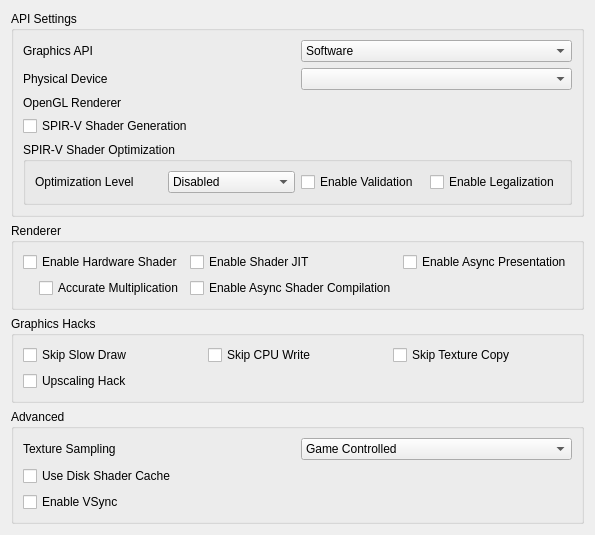
Before: the Qt Designer form src/citra_qt/configuration/configure_graphics.ui in yeager/Borked3DS, drawn with Qt 5.
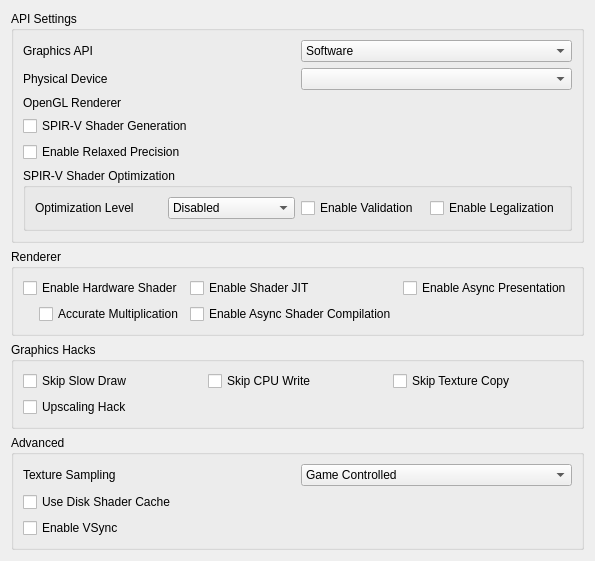
After: the same form once the commit is applied.

Commit message: citra_qt: Add Relaxed Precision UI settings option

```diff
--- a/src/citra_qt/configuration/configure_graphics.ui
+++ b/src/citra_qt/configuration/configure_graphics.ui
@@ -136,6 +136,16 @@
         </property>
        </widget>
       </item>
+      <item>
+       <widget class="QCheckBox" name="toggle_relaxed_precision">
+        <property name="toolTip">
+         <string>&lt;html&gt;&lt;head/&gt;&lt;body&gt;&lt;p&gt;Optimizes shader code by allowing certain floating-point operations to use reduced precision. Can improve performance by reducing memory bandwidth and computational requirements. May cause issues on certain GPUs.&lt;/p&gt;&lt;/body&gt;&lt;/html&gt;</string>
+        </property>
+        <property name="text">
+         <string>Enable Relaxed Precision</string>
+        </property>
+       </widget>
+      </item>
       <item>
        <widget class="QGroupBox" name="widget_optimize_spirv">
         <property name="minimumSize">
```
The commit also changes 5 other files.
